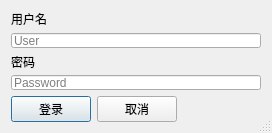
Old version of the form src/ui/loginWindow.ui in the repository CcooLcyy/checker.
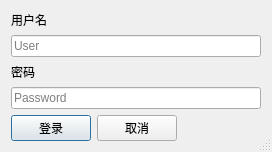
New version of the form.

What changed in the file:
```diff
--- a/src/ui/loginWindow.ui
+++ b/src/ui/loginWindow.ui
@@ -12,14 +12,8 @@
   </property>
   <property name="minimumSize">
    <size>
-    <width>272</width>
-    <height>133</height>
-   </size>
-  </property>
-  <property name="maximumSize">
-   <size>
-    <width>272</width>
-    <height>133</height>
+    <width>0</width>
+    <height>0</height>
    </size>
   </property>
   <property name="windowTitle">
```
